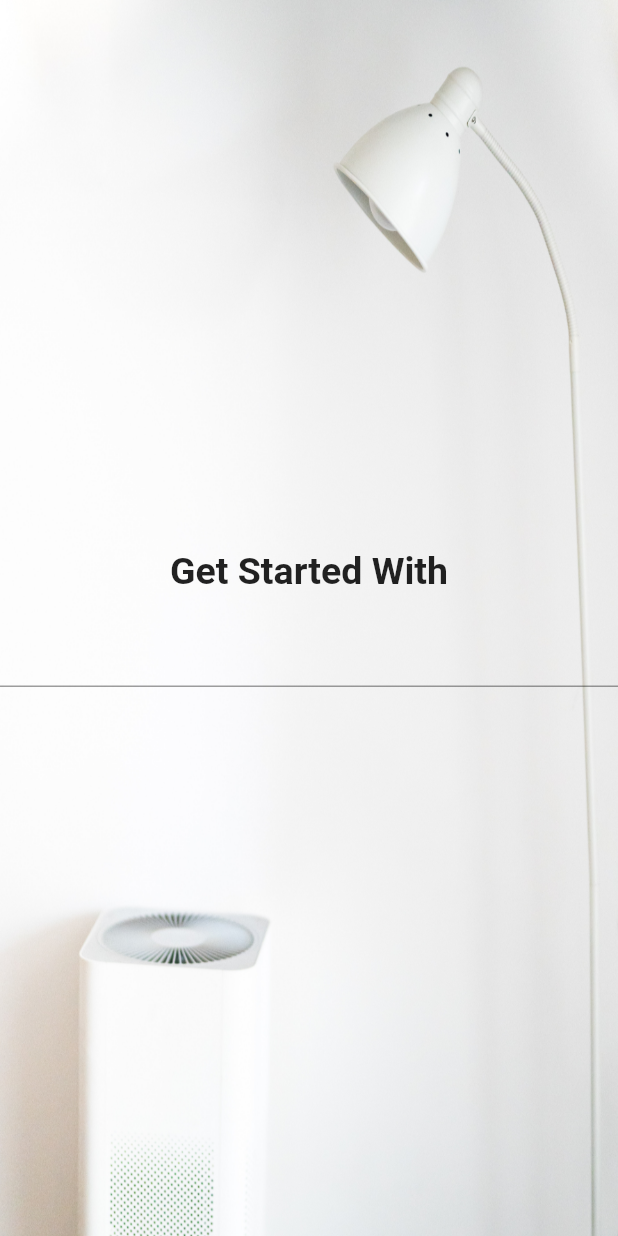
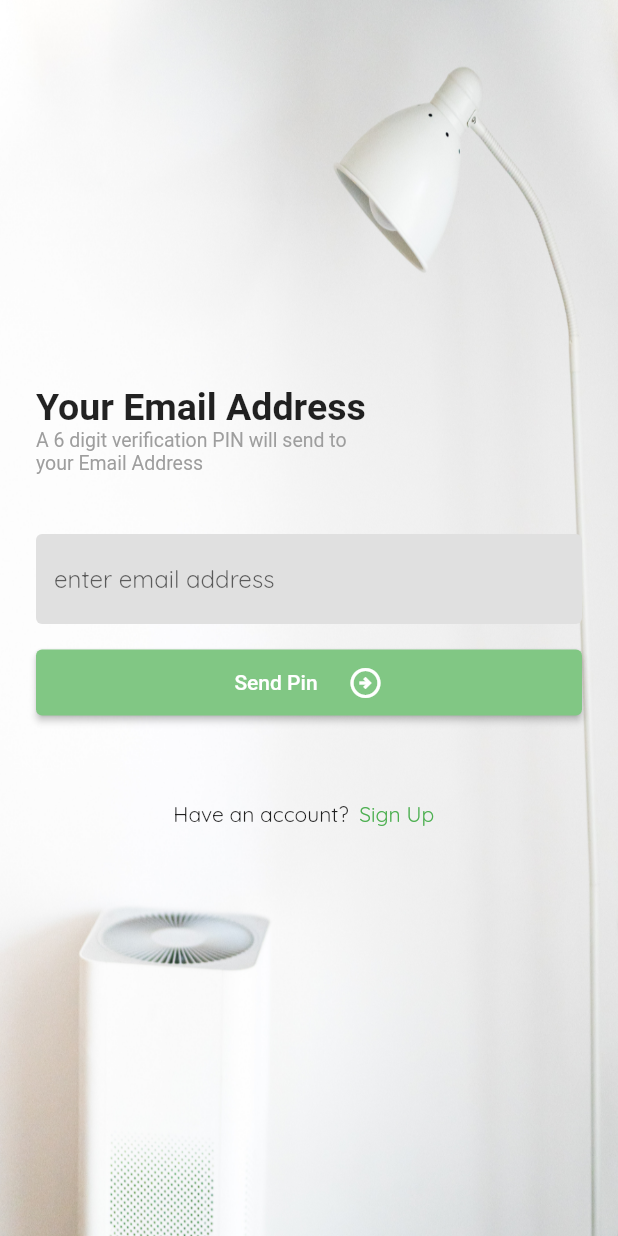
Before and after one commit to Saon00/task-manager-api, a Flutter app: the screen it shows after launch, on a phone screen of 412 x 824 dp. Run offline on Flutter 3.47's test engine with Material 2 defaults, Android fonts, the phone set to English and light mode, and no system bars; our stand-ins replace flutter_svg, google_fonts; Roboto replaces fonts that are missing (Ubuntu).

Commit message:
screens added

```diff
--- a/lib/main.dart
+++ b/lib/main.dart
@@ -1,5 +1,6 @@
 import 'package:flutter/material.dart';
-import 'package:taskmanager/ui/screens/login_screen.dart';
+import 'package:taskmanager/ui/screens/email_set_screen.dart';
+import 'package:taskmanager/ui/screens/pin_verification_screen.dart';
 
 void main() => runApp(const TaskManagerApp());
 
@@ -10,7 +11,7 @@ class TaskManagerApp extends StatelessWidget {
   Widget build(BuildContext context) {
     return const MaterialApp(
       debugShowCheckedModeBanner: false,
-      home: LoginScreen(),
+      home: PINVerificationScreen(),
     );
   }
 }
--- /dev/null
+++ b/lib/ui/pages/enter_button.dart
@@ -0,0 +1,25 @@
+import 'package:flutter/material.dart';
+
+class EnterButton extends StatelessWidget {
+  final Widget widget;
+  final VoidCallback onTap;
+  const EnterButton({
+    super.key,
+    required this.widget,
+    required this.onTap,
+  });
+
+  @override
+  Widget build(BuildContext context) {
+    return SizedBox(
+      width: double.infinity,
+      child: ElevatedButton(
+        onPressed: onTap,
+        style: ElevatedButton.styleFrom(
+            backgroundColor: Colors.green.shade300,
+            padding: const EdgeInsets.all(10)),
+        child: widget,
+      ),
+    );
+  }
+}
--- a/lib/ui/pages/text_styles.dart
+++ b/lib/ui/pages/text_styles.dart
@@ -0,0 +1,32 @@
+import 'package:flutter/material.dart';
+import 'package:google_fonts/google_fonts.dart';
+
+class TextFormWidget extends StatelessWidget {
+  final String hintText;
+  final TextEditingController controller;
+  final bool? obsecureText;
+
+  const TextFormWidget({
+    super.key,
+    required this.hintText,
+    required this.controller,
+    this.obsecureText,
+  });
+
+  @override
+  Widget build(BuildContext context) {
+    return TextFormField(
+      controller: controller,
+      obscureText: obsecureText ?? false,
+      decoration: InputDecoration(
+        fillColor: Colors.grey.shade300,
+        hintText: hintText,
+        hintStyle: GoogleFonts.quicksand(),
+        filled: true,
+        border: const OutlineInputBorder(
+          borderSide: BorderSide.none,
+        ),
+      ),
+    );
+  }
+}
--- /dev/null
+++ b/lib/ui/screens/pin_verification_screen.dart
@@ -0,0 +1,81 @@
+import 'package:flutter/material.dart';
+import 'package:google_fonts/google_fonts.dart';
+import 'package:taskmanager/ui/screens/login_screen.dart';
+
+import '../pages/enter_button.dart';
+import '../pages/scrn_bg.dart';
+import '../pages/text_styles.dart';
+
+class PINVerificationScreen extends StatefulWidget {
+  const PINVerificationScreen({super.key});
+
+  @override
+  State<PINVerificationScreen> createState() => _PINVerificationScreenState();
+}
+
+class _PINVerificationScreenState extends State<PINVerificationScreen> {
+  @override
+  Widget build(BuildContext context) {
+    return Scaffold(
+      body: ScreenBG(
+          widget: SafeArea(
+        child: Padding(
+          padding: const EdgeInsets.all(24.0),
+          child: Column(
+            mainAxisAlignment: MainAxisAlignment.center,
+            crossAxisAlignment: CrossAxisAlignment.start,
+            children: [
+              // text field
+              Text(
+                "Your Email Address",
+                style: GoogleFonts.ubuntu(
+                    fontSize: 25, fontWeight: FontWeight.bold),
+              ),
+              Text(
+                "A 6 digit verification PIN will send to \nyour Email Address",
+                style: GoogleFonts.ubuntu(fontSize: 13, color: Colors.grey),
+              ),
+              const SizedBox(height: 40),
+
+              TextFormWidget(
+                controller: TextEditingController(),
+                hintText: 'enter email address',
+              ),
+              const SizedBox(height: 15),
+              EnterButton(
+                  widget: Row(
+                    mainAxisAlignment: MainAxisAlignment.center,
+                    children: const [
+                      Text("Send Pin"),
+                      SizedBox(width: 20),
+                      Icon(Icons.arrow_circle_right_outlined)
+                    ],
+                  ),
+                  onTap: () {}),
+              const SizedBox(height: 40),
+              // don't have any account?
+              Row(
+                mainAxisAlignment: MainAxisAlignment.center,
+                children: [
+                  Text("Have an account?", style: GoogleFonts.quicksand()),
+                  TextButton(
+                      onPressed: () {
+                        Navigator.push(
+                            context,
+                            MaterialPageRoute(
+                                builder: (context) => const LoginScreen()));
+                      },
+                      style: TextButton.styleFrom(
+                          foregroundColor: Colors.green,
+                          padding: EdgeInsets.zero,
+                          textStyle: GoogleFonts.quicksand()),
+                      child: const Text("Sign Up")),
+                ],
+              )
+            ],
+          ),
+        ),
+      )),
+    );
+  }
+}
```
Also changed, not shown: lib/ui/screens/email_set_screen.dart (added, +80 -0 lines), lib/ui/screens/login_screen.dart (+78 -3 lines), lib/ui/screens/signup_screen.dart (added, +108 -0 lines).
